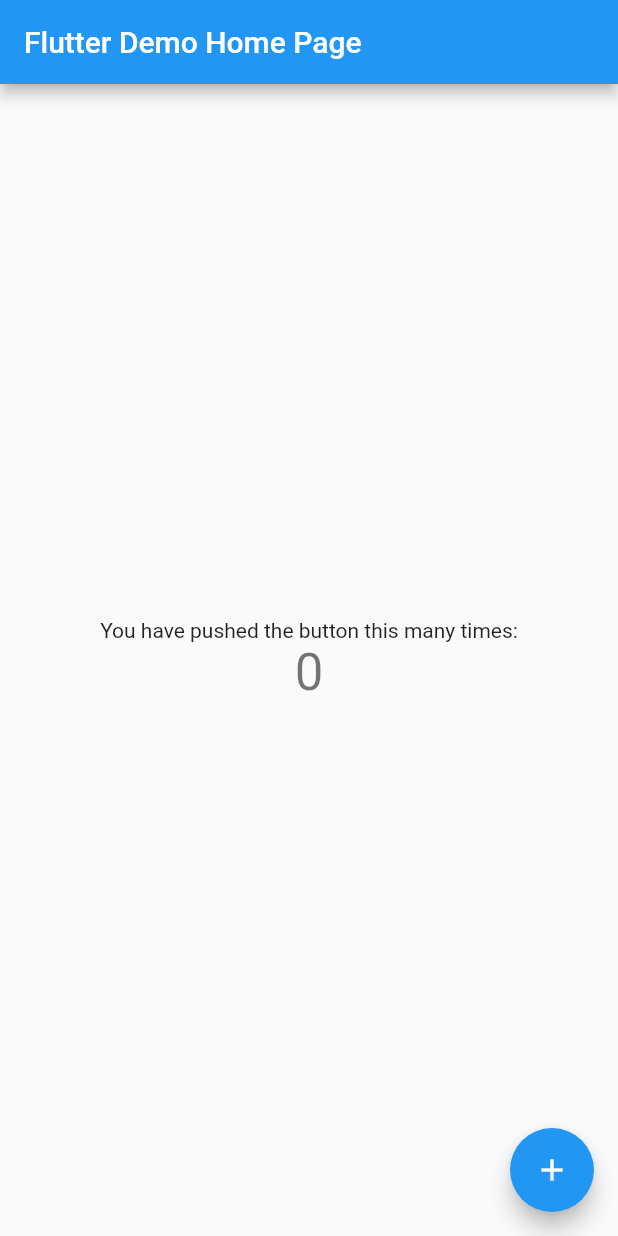
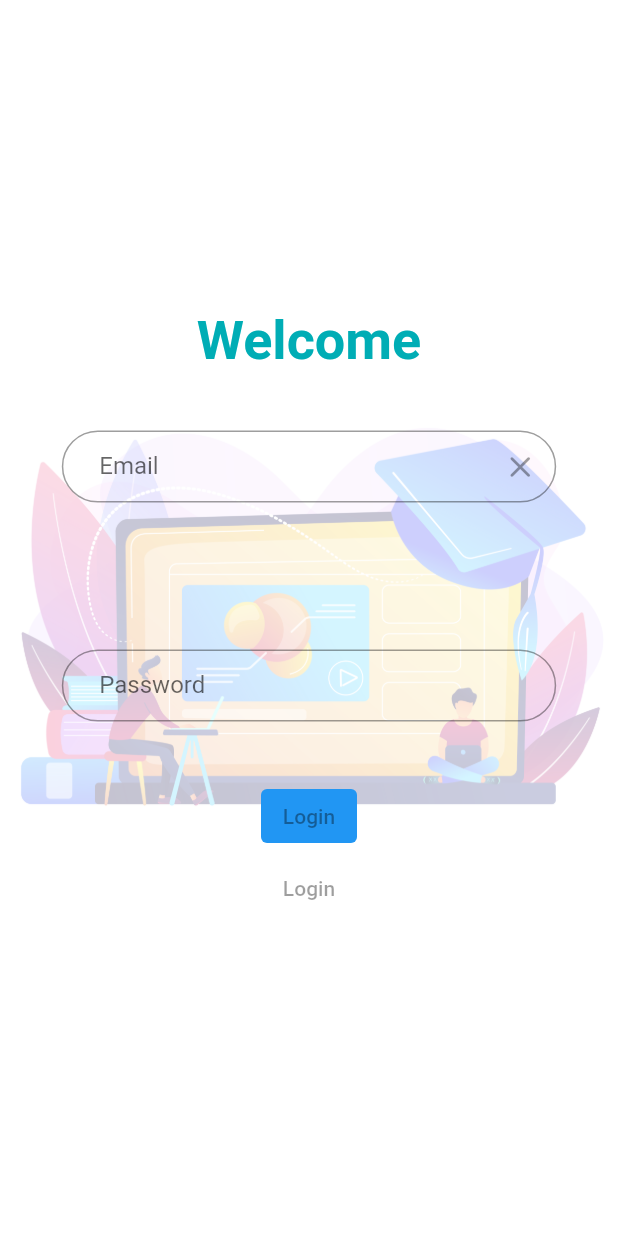
Before and after one commit to xmax2807/online_english, a Flutter app: the screen it shows after launch, on a phone screen of 412 x 824 dp. Run offline on Flutter 3.47's test engine with Material 2 defaults, Android fonts, the phone set to English and light mode, and no system bars; our stand-ins replace device_preview, get, google_fonts.

Commit message:
Add screen login, edit theme, add some packages
packages: flutter_gen, device_preview

```diff
--- a/analysis_options.yaml
+++ b/analysis_options.yaml
@@ -4,7 +4,9 @@
 # The issues identified by the analyzer are surfaced in the UI of Dart-enabled
 # IDEs (https://dart.dev/tools#ides-and-editors). The analyzer can also be
 # invoked from the command line by running `flutter analyze`.
-
+analyzer:
+  errors:
+    invalid_annotation_target: ignore
 # The following line activates a set of recommended lints for Flutter apps,
 # packages, and plugins designed to encourage good coding practices.
 include: package:flutter_lints/flutter.yaml
--- a/lib/main.dart
+++ b/lib/main.dart
@@ -1,7 +1,18 @@
+import 'package:device_preview/device_preview.dart';
 import 'package:flutter/material.dart';
+import 'package:online_english/utils/theme/my_theme.dart';
+
+import 'screens/login_screen.dart';
 
 void main() {
-  runApp(const MyApp());
+  runApp(DevicePreview(
+    enabled: true,
+    tools: [
+      ...DevicePreview.defaultTools,
+      //const CustomPlugin(),
+    ],
+    builder: (context) => const MyApp(),
+  ));
 }
 
 class MyApp extends StatelessWidget {
@@ -12,19 +23,20 @@
   Widget build(BuildContext context) {
     return MaterialApp(
       title: 'Flutter Demo',
-      theme: ThemeData(
-        // This is the theme of your application.
-        //
-        // Try running your application with "flutter run". You'll see the
-        // application has a blue toolbar. Then, without quitting the app, try
-        // changing the primarySwatch below to Colors.green and then invoke
-        // "hot reload" (press "r" in the console where you ran "flutter run",
-        // or simply save your changes to "hot reload" in a Flutter IDE).
-        // Notice that the counter didn't reset back to zero; the application
-        // is not restarted.
-        primarySwatch: Colors.blue,
-      ),
-      home: const MyHomePage(title: 'Flutter Demo Home Page'),
+      theme: MyTheme.lightTheme,
+      //(
+      //   // This is the theme of your application.
+      //   //
+      //   // Try running your application with "flutter run". You'll see the
+      //   // application has a blue toolbar. Then, without quitting the app, try
+      //   // changing the primarySwatch below to Colors.green and then invoke
+      //   // "hot reload" (press "r" in the console where you ran "flutter run",
+      //   // or simply save your changes to "hot reload" in a Flutter IDE).
+      //   // Notice that the counter didn't reset back to zero; the application
+      //   // is not restarted.
+      //   primarySwatch: Colors.blue,
+      // ),
+      home: const Androidlarge1Widget(),
     );
   }
 }
@@ -113,3 +125,29 @@
     );
   }
 }
+
+// class App extends HookConsumerWidget {
+//   const App({super.key});
+
+//   @override
+//   Widget build(BuildContext context, WidgetRef ref) {
+//     final appTheme = ref.read(appThemeNotifierProvider);
+//     final setting =
+//         ref.watch(appThemeNotifierProvider.select((value) => value.setting));
+//     //useFuture(useMemoized(appTheme.themeMode, [setting]));
+
+//     return GetMaterialApp(
+//         title: 'Flutter Architecture Blueprints',
+//         theme: lightTheme,
+//         darkTheme: darkTheme,
+//         themeMode: setting ?? ThemeMode.light,
+//         home: HomePage(),
+//         // localizationsDelegates: L10n.localizationsDelegates,
+//         // supportedLocales: L10n.supportedLocales,
+//         routes: {
+//           Constants.pageHome: (context) => HomePage(),
+//           Constants.pageSignIn: (context) => SignInPage(),
+//           Constants.pageDetail: (context) => DetailPage(),
+//         });
+//   }
+// }
--- /dev/null
+++ b/lib/screens/login_screen.dart
@@ -0,0 +1,98 @@
+import 'package:flutter/material.dart';
+import 'package:get/get.dart';
+
+import '../gen/assets.gen.dart';
+
+class Androidlarge1Widget extends StatefulWidget {
+  const Androidlarge1Widget({super.key});
+
+  @override
+  State<Androidlarge1Widget> createState() => _Androidlarge1WidgetState();
+}
+
+class _Androidlarge1WidgetState extends State<Androidlarge1Widget> {
+  @override
+  Widget build(BuildContext context) {
+    // Figma Flutter Generator Androidlarge1Widget - FRAME - VERTICAL
+
+    return Scaffold(
+      body: Stack(
+        alignment: Alignment.center,
+        children: [
+          Positioned.fill(
+            child: Image(
+                image: Assets.images.loginScreenBG.provider(),
+                fit: BoxFit.contain,
+                color: const Color.fromRGBO(255, 255, 255, 0.25),
+                colorBlendMode: BlendMode.modulate),
+          ),
+          Center(
+            child: FractionallySizedBox(
+              widthFactor: 0.8,
+              heightFactor: 0.5,
+              child: Column(
+                mainAxisAlignment: MainAxisAlignment.spaceBetween,
+                children: [
+                  Flexible(
+                      child: Text('Welcome',
+                          style: context.theme.textTheme.headlineLarge)),
+                  // const SizedBox(
+                  //   height: 50,
+                  // ),
+                  const Flexible(
+                    child: TextField(
+                      decoration: InputDecoration(
+                        labelText: "Email",
+                        contentPadding: EdgeInsets.fromLTRB(25, 10, 25, 10),
+                        border: OutlineInputBorder(
+                          borderRadius: BorderRadius.all(Radius.circular(100)),
+                        ),
+                        suffixIcon: IconButton(
+                          icon: Icon(Icons.clear_rounded),
+                          onPressed: null,
+                        ),
+                      ),
+                    ),
+                  ),
+                  const SizedBox(
+                    height: 20,
+                  ), //% space
+                  const Flexible(
+                    child: TextField(
+                      obscureText: true,
+                      decoration: InputDecoration(
+                        labelText: "Password",
+                        contentPadding: EdgeInsets.fromLTRB(25, 10, 25, 10),
+                        border: OutlineInputBorder(
+                          borderRadius: BorderRadius.all(Radius.circular(100)),
+                        ),
+                      ),
+                    ),
+                  ),
+                  Flexible(
+                    child: Column(
+                      children: [
+                        Flexible(
+                          child: TextButton(
+                              style: TextButton.styleFrom(
+                                backgroundColor: Colors.blue,
+                              ),
+                              onPressed: null,
+                              child: const Text("Login")),
+                        ),
+                        const Flexible(
+                          child:
+                              TextButton(onPressed: null, child: Text("Login")),
+                        )
+                      ],
+                    ),
+                  )
+                ],
+              ),
+            ),
+          ),
+        ],
+      ),
+    );
+  }
+}
--- a/lib/utils/theme/my_theme.dart
+++ b/lib/utils/theme/my_theme.dart
@@ -36,7 +36,7 @@
       onSurface: colors.black,
       surface: colors.white,
     ),
-    scaffoldBackgroundColor: colors.onSecondaryColor,
+    scaffoldBackgroundColor: colors.onPrimaryColor,
     //iconTheme: IconThemeData(color: colors.onSecondaryColor),
     floatingActionButtonTheme: FloatingActionButtonThemeData(
         backgroundColor: colors.secondaryColor,
@@ -44,8 +44,8 @@
   );
 
   static ThemeData darkTheme = ThemeData.dark().copyWith(
-    primaryTextTheme: MyTextTheme.lightTextTheme,
-    textTheme: GoogleFonts.robotoTextTheme(MyTextTheme.lightTextTheme),
+    primaryTextTheme: MyTextTheme.darkTextTheme,
+    textTheme: GoogleFonts.robotoTextTheme(MyTextTheme.darkTextTheme),
     colorScheme: ColorScheme(
       primary: colors.primaryColor,
       //primaryContainer: colors.onPrimaryColor,
--- a/lib/utils/theme/widgeTheme/textTheme.dart
+++ b/lib/utils/theme/widgeTheme/textTheme.dart
@@ -5,12 +5,15 @@
 class MyTextTheme {
   static const colors = AppColors();
   static TextTheme lightTextTheme = ThemeData.light().textTheme.copyWith(
-        headlineLarge: TextStyle(color: colors.secondaryColor),
+        headlineLarge: TextStyle(
+            color: colors.secondaryColor,
+            fontWeight: FontWeight.bold,
+            fontSize: 36),
         headlineMedium: TextStyle(color: colors.secondaryColor),
-        titleSmall: TextStyle(color: colors.onPrimaryColor),
-        titleLarge: TextStyle(color: colors.onPrimaryColor),
-        titleMedium: TextStyle(color: colors.onPrimaryColor),
-        bodySmall: TextStyle(color: colors.onPrimaryColor),
+        titleSmall: TextStyle(color: colors.primaryColor),
+        titleLarge: TextStyle(color: colors.primaryColor),
+        titleMedium: TextStyle(color: colors.primaryColor),
+        bodySmall: TextStyle(color: colors.primaryColor),
         bodyMedium: TextStyle(
             color: colors.primaryColor), // default text color of Text widget
         bodyLarge: TextStyle(color: colors.primaryColor),
```
Also changed, not shown: lib/gen/assets.gen.dart (added, +104 -0 lines), lib/ui/app_theme.dart (deleted, +0 -115 lines), pubspec.yaml (+17 -3 lines), assets/app_icon/icons8-app-64.png (added), assets/images/loginScreenBG.jpg (added), pubspec.lock, 1 other file.
